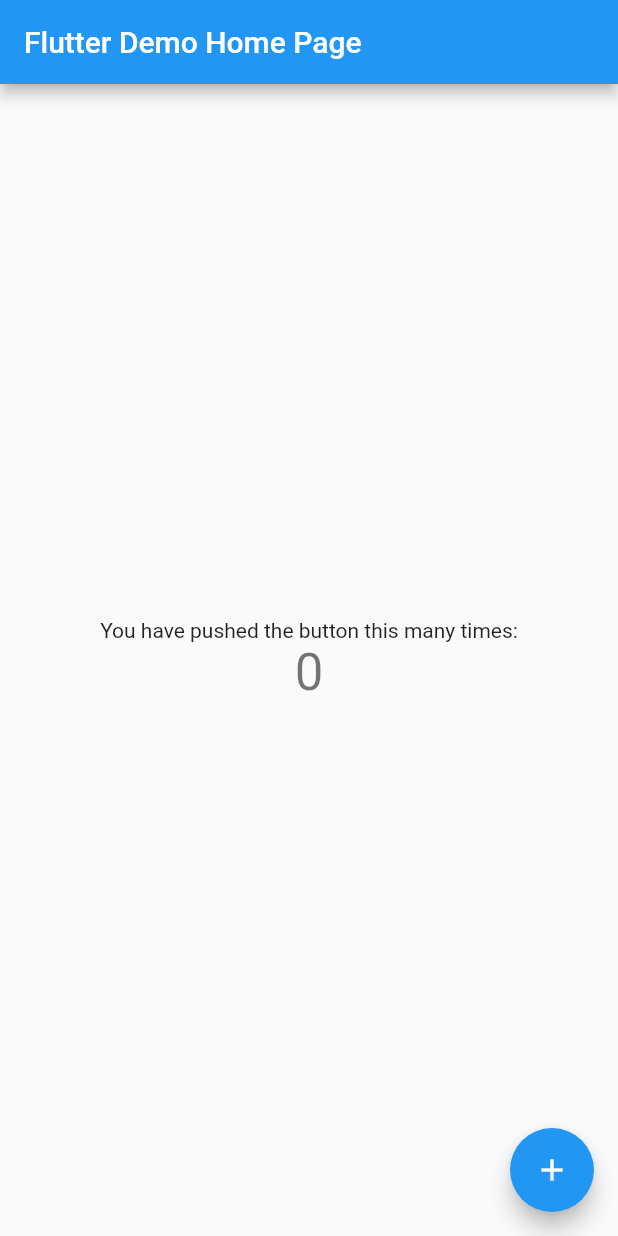
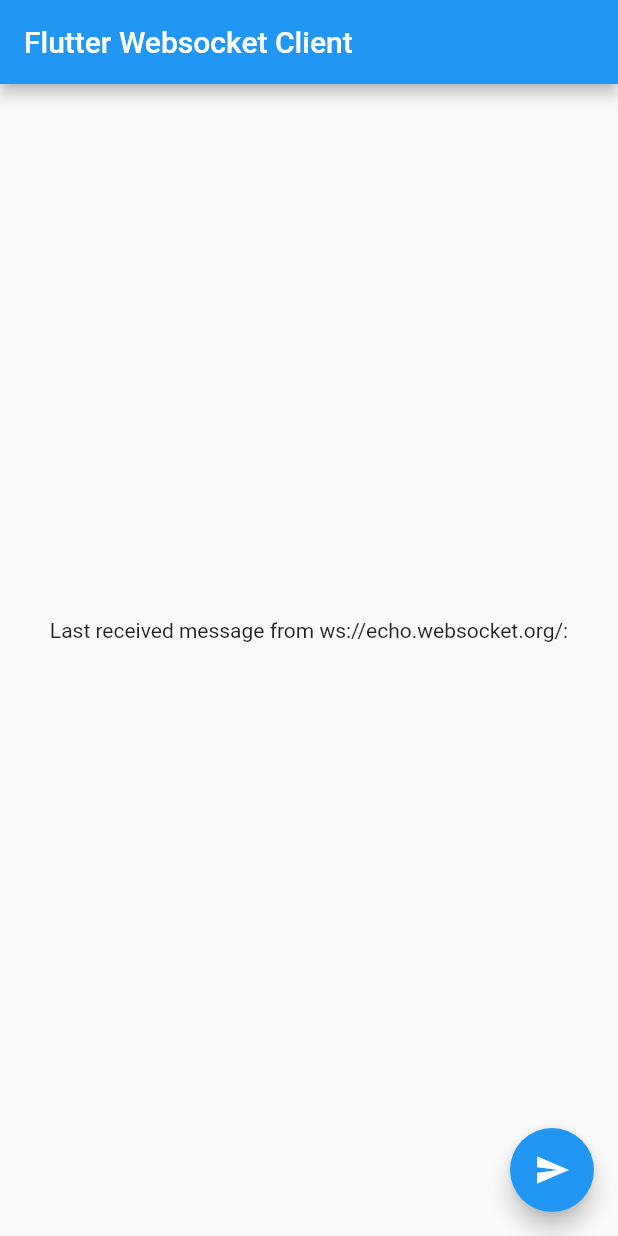
Before and after one commit to buehren/websocket-client-flutter, a Flutter app: the screen it shows after launch, on a phone screen of 412 x 824 dp. Run offline on Flutter 3.47's test engine with Material 2 defaults, Android fonts, the phone set to English and light mode, and no system bars; our stand-ins replace args; network calls fail.

Commit message:
Add WebSocketChannel

```diff
--- a/lib/main.dart
+++ b/lib/main.dart
@@ -1,45 +1,36 @@
+import 'dart:io';
+import 'dart:async';
 import 'package:flutter/material.dart';
+import 'package:args/args.dart';
+import 'package:web_socket_channel/web_socket_channel.dart';
+
 
 void main() {
   runApp(MyApp());
 }
 
 class MyApp extends StatelessWidget {
-  // This widget is the root of your application.
   @override
   Widget build(BuildContext context) {
+
+    const String _webSocketUrl = String.fromEnvironment('WS_URL', defaultValue: 'ws://echo.websocket.org/');
+
     return MaterialApp(
-      title: 'Flutter Demo',
+      title: 'Flutter Websocket Client',
       theme: ThemeData(
-        // This is the theme of your application.
-        //
-        // Try running your application with "flutter run". You'll see the
-        // application has a blue toolbar. Then, without quitting the app, try
-        // changing the primarySwatch below to Colors.green and then invoke
-        // "hot reload" (press "r" in the console where you ran "flutter run",
-        // or simply save your changes to "hot reload" in a Flutter IDE).
-        // Notice that the counter didn't reset back to zero; the application
-        // is not restarted.
         primarySwatch: Colors.blue,
       ),
-      home: MyHomePage(title: 'Flutter Demo Home Page'),
+      home: MyHomePage(title: 'Flutter Websocket Client', webSocketUrl: _webSocketUrl),
     );
   }
 }
 
 class MyHomePage extends StatefulWidget {
-  MyHomePage({Key key, this.title}) : super(key: key);
+  final String title;
+  final String webSocketUrl;
 
-  // This widget is the home page of your application. It is stateful, meaning
-  // that it has a State object (defined below) that contains fields that affect
-  // how it looks.
-
-  // This class is the configuration for the state. It holds the values (in this
-  // case the title) provided by the parent (in this case the App widget) and
-  // used by the build method of the State. Fields in a Widget subclass are
-  // always marked "final".
-
-  final String title;
+  MyHomePage({Key? key, required this.title, required this.webSocketUrl})
+      : super(key: key);
 
   @override
   _MyHomePageState createState() => _MyHomePageState();
@@ -47,67 +38,99 @@
 
 class _MyHomePageState extends State<MyHomePage> {
   int _counter = 0;
+  StreamController<String> _streamController = StreamController<String>();
+  WebSocketChannel? _channel;
+  String _lastReceivedMessage = "";
+  bool _hasStartedConnect = false;
+  bool _isSocketOpen = false;
 
-  void _incrementCounter() {
+  @override
+  void initState() {
+    super.initState();
+    _isSocketOpen = false;
+    _connect();
+  }
+
+  void _sendMessage() {
+    _counter++;
+    print("Sending message #$_counter to WebSocket sink");
+    _channel?.sink.add("Message #$_counter from Flutter to WebSocket");
+  }
+
+  _wserror(err) async {
     setState(() {
-      // This call to setState tells the Flutter framework that something has
-      // changed in this State, which causes it to rerun the build method below
-      // so that the display can reflect the updated values. If we changed
-      // _counter without calling setState(), then the build method would not be
-      // called again, and so nothing would appear to happen.
-      _counter++;
+      _isSocketOpen = false;
     });
+
+    print(new DateTime.now().toString() + " Connection error: $err");
+    await _connect();
+  }
+
+  _wsdone() async {
+    setState(() {
+      _isSocketOpen = false;
+    });
+
+    print(new DateTime.now().toString() + " Connection done");
+    await _connect();
+  }
+
+  _connect() async {
+    if (_hasStartedConnect) {
+      // reconnect delay
+      await Future.delayed(Duration(seconds: 4));
+    }
+
+    setState(() {
+      print(new DateTime.now().toString() +
+          " Starting connection attempt to " +
+          widget.webSocketUrl +
+          " ...");
+
+      _channel = WebSocketChannel.connect(Uri.parse(widget.webSocketUrl));
+
+      _hasStartedConnect = true;
+    });
+
+    _channel?.stream.listen(
+        (data) {
+            print("Received data: $data");
+            setState(() {
+              _isSocketOpen = true;
+              _lastReceivedMessage = data;
+            });
+            _streamController.add(data);
+        },
+        onDone: _wsdone,
+        onError: _wserror,
+        cancelOnError: true);
   }
 
   @override
   Widget build(BuildContext context) {
-    // This method is rerun every time setState is called, for instance as done
-    // by the _incrementCounter method above.
-    //
-    // The Flutter framework has been optimized to make rerunning build methods
-    // fast, so that you can just rebuild anything that needs updating rather
-    // than having to individually change instances of widgets.
     return Scaffold(
       appBar: AppBar(
-        // Here we take the value from the MyHomePage object that was created by
-        // the App.build method, and use it to set our appbar title.
         title: Text(widget.title),
       ),
       body: Center(
-        // Center is a layout widget. It takes a single child and positions it
-        // in the middle of the parent.
         child: Column(
-          // Column is also a layout widget. It takes a list of children and
-          // arranges them vertically. By default, it sizes itself to fit its
-          // children horizontally, and tries to be as tall as its parent.
-          //
-          // Invoke "debug painting" (press "p" in the console, choose the
-          // "Toggle Debug Paint" action from the Flutter Inspector in Android
-          // Studio, or the "Toggle Debug Paint" command in Visual Studio Code)
-          // to see the wireframe for each widget.
-          //
-          // Column has various properties to control how it sizes itself and
-          // how it positions its children. Here we use mainAxisAlignment to
-          // center the children vertically; the main axis here is the vertical
-          // axis because Columns are vertical (the cross axis would be
-          // horizontal).
           mainAxisAlignment: MainAxisAlignment.center,
           children: <Widget>[
             Text(
-              'You have pushed the button this many times:',
+              'Last received message from ${widget.webSocketUrl}:',
             ),
             Text(
-              '$_counter',
+              '$_lastReceivedMessage',
               style: Theme.of(context).textTheme.headline4,
             ),
           ],
         ),
       ),
       floatingActionButton: FloatingActionButton(
-        onPressed: _incrementCounter,
-        tooltip: 'Increment',
-        child: Icon(Icons.add),
-      ), // This trailing comma makes auto-formatting nicer for build methods.
+        onPressed: _sendMessage,
+        tooltip: 'Send message',
+        child: Icon(Icons.send),
+      ),
     );
   }
 }
--- a/pubspec.yaml
+++ b/pubspec.yaml
@@ -18,12 +18,13 @@
 version: 1.0.0+1
 
 environment:
-  sdk: ">=2.7.0 <3.0.0"
+  sdk: ">=2.12.0 <3.0.0"
 
 dependencies:
   flutter:
     sdk: flutter
-
+  web_socket_channel:
+  args: ^1.6.0
 
   # The following adds the Cupertino Icons font to your application.
   # Use with the CupertinoIcons class for iOS style icons.
```
Also changed, not shown: pubspec.lock.
